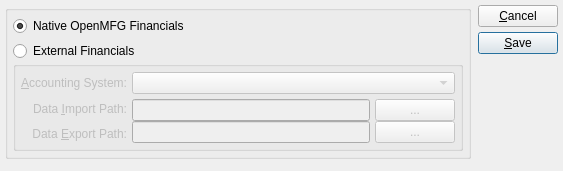
WooodHead/xtuple, file xtuple/trunk/guiclient/configureAccountingSystem.ui: the form before one commit.
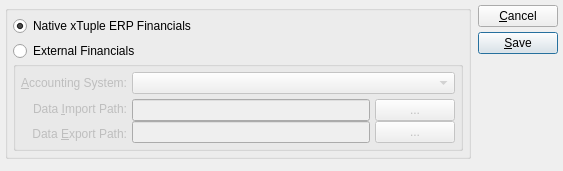
The form after the commit. Custom widgets are drawn as their Qt base class.

Commit message: Removed several reference to OpenMFG or replaced them with xTuple ERP or Manufacturing. Issue #8106.

```diff
--- a/xtuple/trunk/guiclient/configureAccountingSystem.ui
+++ b/xtuple/trunk/guiclient/configureAccountingSystem.ui
@@ -56,7 +56,7 @@
           <item>
            <widget class="QRadioButton" name="_native" >
             <property name="text" >
-             <string>Native OpenMFG Financials</string>
+             <string>Native xTuple ERP Financials</string>
             </property>
             <property name="checked" >
              <bool>true</bool>
```
The commit also changes 148 other files.
